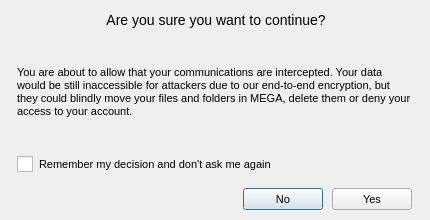
Before: the Qt Designer form src/MEGASync/gui/macx/ConfirmSSLexception.ui in meganz/MEGAsync, drawn with Qt 5.
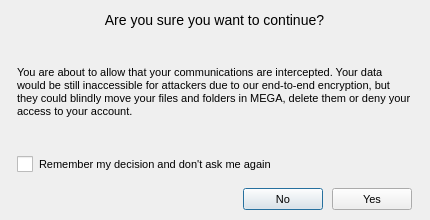
After: the same form once the commit is applied.

```diff
--- a/src/MEGASync/gui/macx/ConfirmSSLexception.ui
+++ b/src/MEGASync/gui/macx/ConfirmSSLexception.ui
@@ -80,7 +80,7 @@
       </size>
      </property>
      <property name="text">
-      <string> Are you sure you want to continue?</string>
+      <string>Are you sure you want to continue?</string>
      </property>
      <property name="alignment">
       <set>Qt::AlignCenter</set>
```
